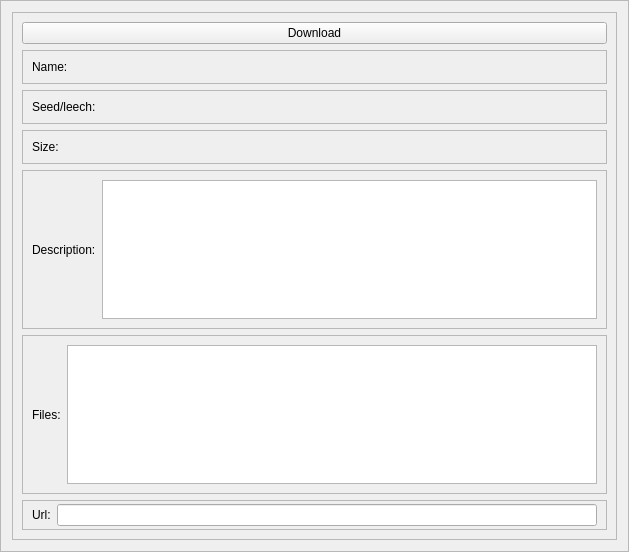
First picture: the form in weboob/applications/qcineoob/ui/torrent.ui, repository laurentb/weboob, before the edit.
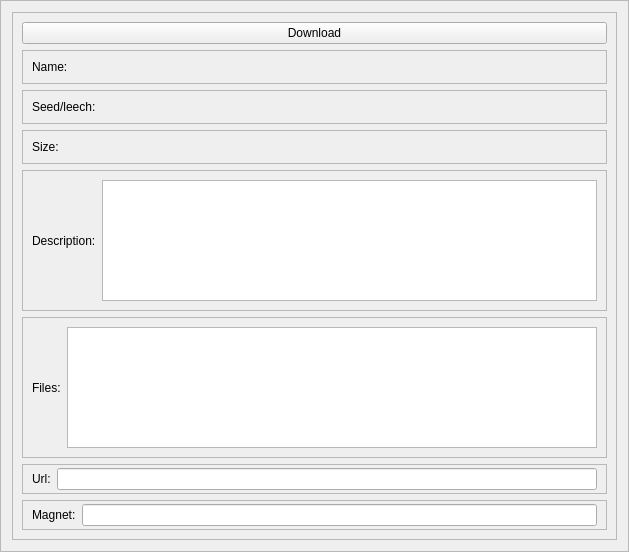
Second picture: the form after the edit.

Commit message: [qcineoob] download torrent operational

Diff of the .ui file:
```diff
--- a/weboob/applications/qcineoob/ui/torrent.ui
+++ b/weboob/applications/qcineoob/ui/torrent.ui
@@ -240,6 +240,40 @@
         </layout>
        </widget>
       </item>
+      <item>
+       <widget class="QFrame" name="magnetFrame">
+        <property name="maximumSize">
+         <size>
+          <width>16777215</width>
+          <height>40</height>
+         </size>
+        </property>
+        <property name="frameShape">
+         <enum>QFrame::StyledPanel</enum>
+        </property>
+        <property name="frameShadow">
+         <enum>QFrame::Raised</enum>
+        </property>
+        <layout class="QHBoxLayout" name="horizontalLayout_10">
+         <property name="topMargin">
+          <number>3</number>
+         </property>
+         <property name="bottomMargin">
+          <number>3</number>
+         </property>
+         <item>
+          <widget class="QLabel" name="label_8">
+           <property name="text">
+            <string>Magnet:</string>
+           </property>
+          </widget>
+         </item>
+         <item>
+          <widget class="QLineEdit" name="magnetEdit"/>
+         </item>
+        </layout>
+       </widget>
+      </item>
      </layout>
     </widget>
    </item>
```
Left out of the diff: 2 changed lines with no effect on the pictures. The commit also changes 7 other files.
